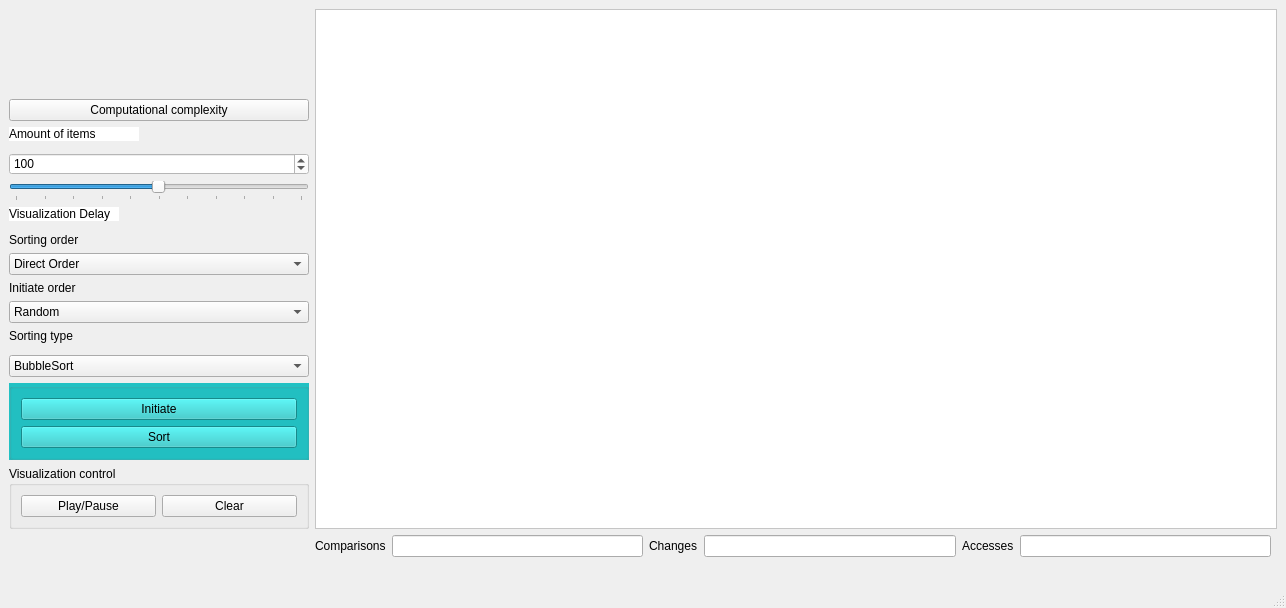
yegorgru/OOP_Lab2_4_Semester, file Sortings_Visualization/mainwindow.ui: the form before one commit.
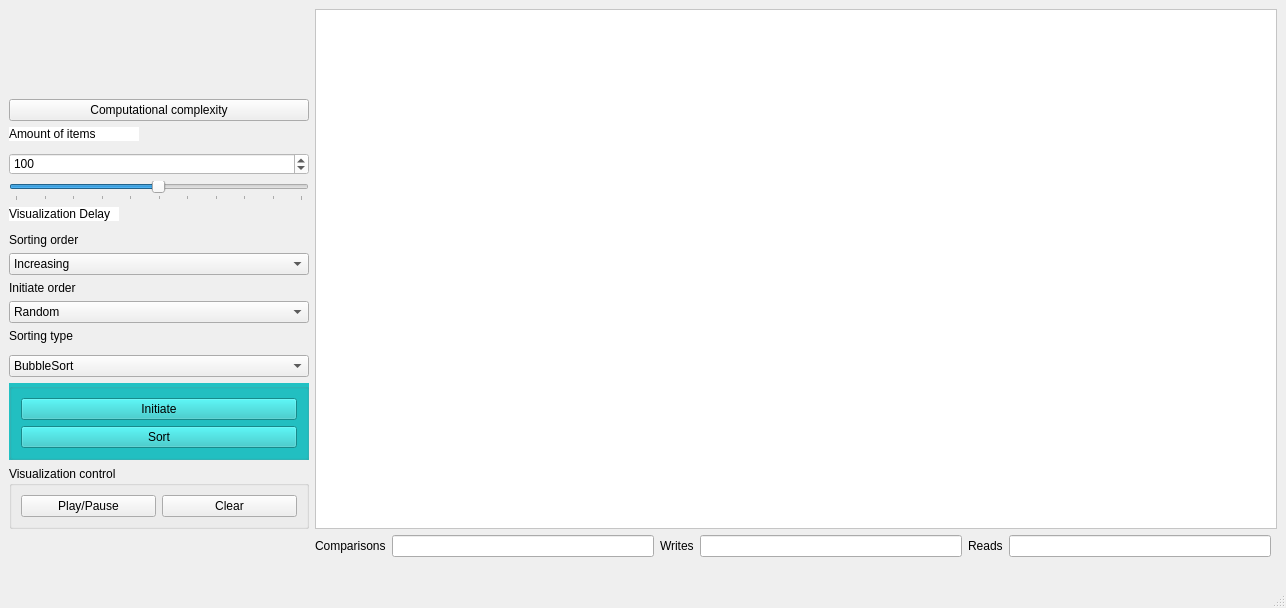
The form after the commit.

Diff of the .ui file:
```diff
--- a/Sortings_Visualization/mainwindow.ui
+++ b/Sortings_Visualization/mainwindow.ui
@@ -72,7 +72,7 @@
     <item row="19" column="6">
      <widget class="QLabel" name="label_5">
       <property name="text">
-       <string>Accesses</string>
+       <string>Reads</string>
       </property>
      </widget>
     </item>
@@ -270,7 +270,7 @@
      <widget class="QComboBox" name="SortingOrder">
       <item>
        <property name="text">
-        <string>Direct Order</string>
+        <string>Increasing</string>
        </property>
       </item>
       <item>
@@ -303,7 +303,7 @@
     <item row="19" column="4">
      <widget class="QLabel" name="label_4">
       <property name="text">
-       <string>Changes</string>
+       <string>Writes</string>
       </property>
      </widget>
     </item>
```
Left out of the diff: 6 changed lines with no effect on the pictures.
